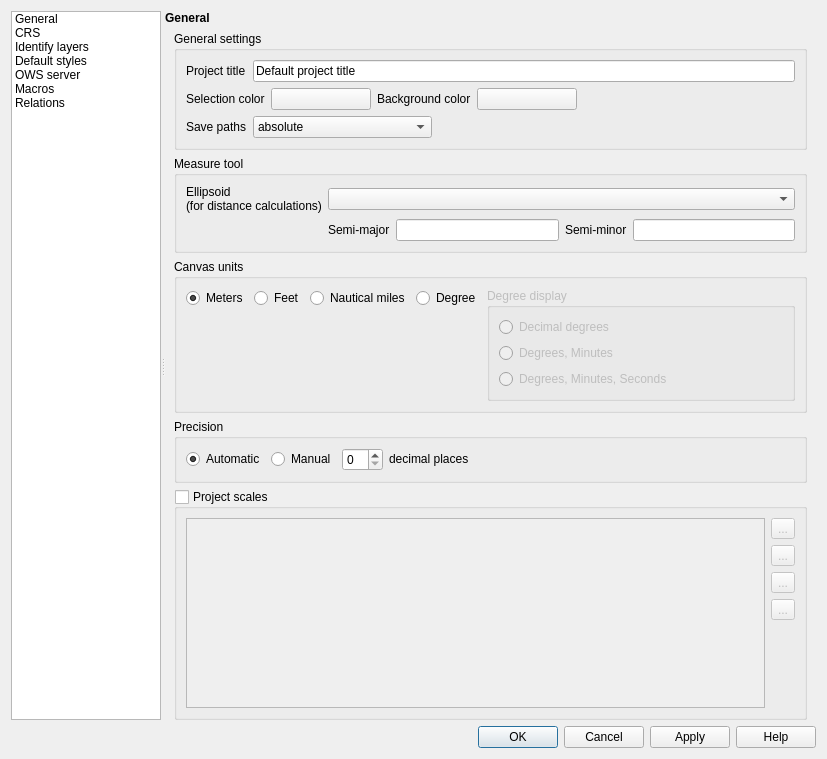
Qt form src/ui/qgsprojectpropertiesbase.ui (qgis/QGIS) before a commit.
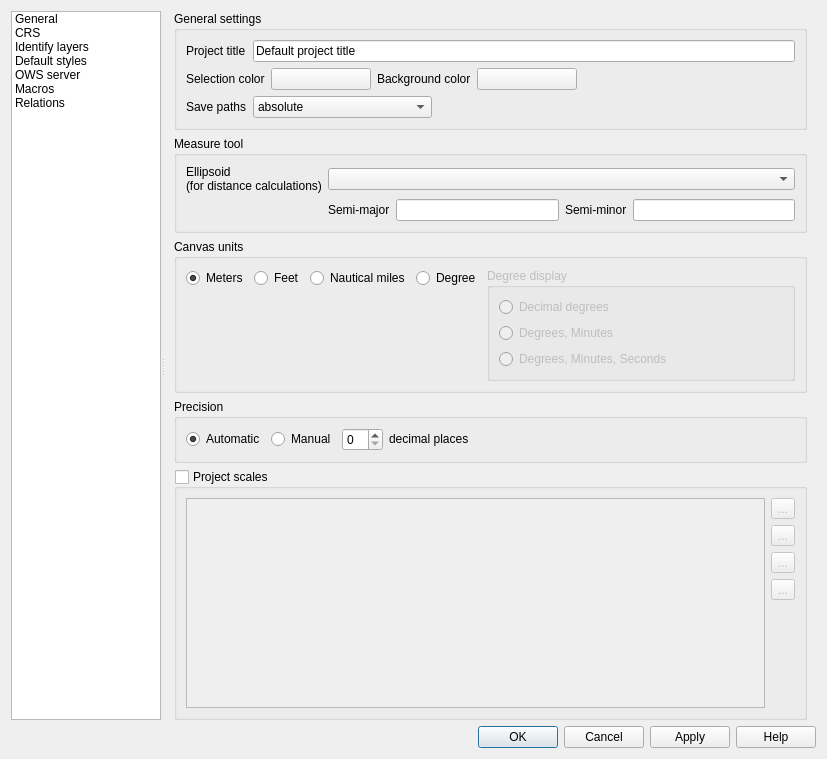
The same form after that commit. Icons and pictures are not drawn. Custom widgets are drawn as their Qt base class.

Commit message: UI: remove top labels, use collapsible groupboxes, and other small improvements

Patch:
```diff
--- a/src/ui/qgsprojectpropertiesbase.ui
+++ b/src/ui/qgsprojectpropertiesbase.ui
@@ -198,22 +198,6 @@
            <property name="margin">
             <number>0</number>
            </property>
-           <item>
-            <widget class="QLabel" name="label_4">
-             <property name="sizePolicy">
-              <sizepolicy hsizetype="Expanding" vsizetype="Preferred">
-               <horstretch>0</horstretch>
-               <verstretch>0</verstretch>
-              </sizepolicy>
-             </property>
-             <property name="styleSheet">
-              <string notr="true">font-weight:bold;</string>
-             </property>
-             <property name="text">
-              <string>General</string>
-             </property>
-            </widget>
-           </item>
            <item>
             <widget class="QScrollArea" name="scrollArea_2">
              <property name="frameShape">
@@ -227,8 +211,8 @@
                <rect>
                 <x>0</x>
                 <y>0</y>
-                <width>640</width>
-                <height>712</height>
+                <width>653</width>
+                <height>708</height>
                </rect>
               </property>
               <layout class="QVBoxLayout" name="verticalLayout_8">
@@ -2105,17 +2089,17 @@
   </layout>
  </widget>
  <customwidgets>
-  <customwidget>
-   <class>QgsColorButton</class>
-   <extends>QPushButton</extends>
-   <header>qgscolorbutton.h</header>
-  </customwidget>
   <customwidget>
    <class>QgsCollapsibleGroupBox</class>
    <extends>QGroupBox</extends>
    <header>qgscollapsiblegroupbox.h</header>
    <container>1</container>
   </customwidget>
+  <customwidget>
+   <class>QgsColorButton</class>
+   <extends>QPushButton</extends>
+   <header>qgscolorbutton.h</header>
+  </customwidget>
   <customwidget>
    <class>QgsProjectionSelector</class>
    <extends>QWidget</extends>
```
Left out of the diff: 76 changed lines with no effect on the pictures. The commit also changes 8 other files.
